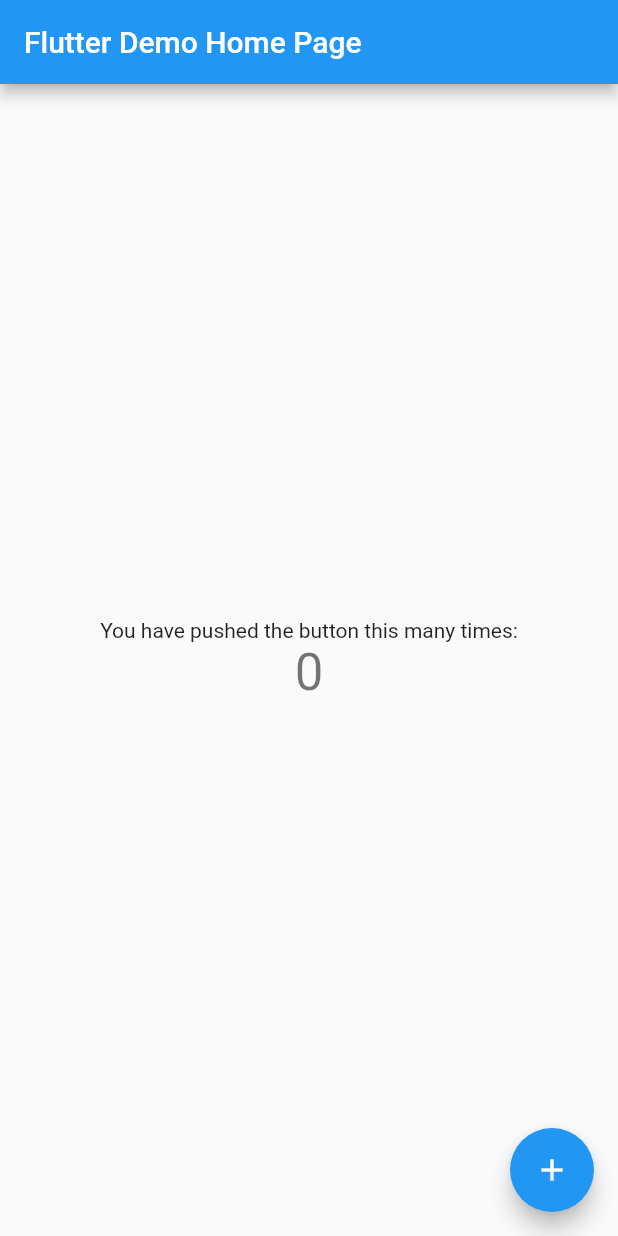
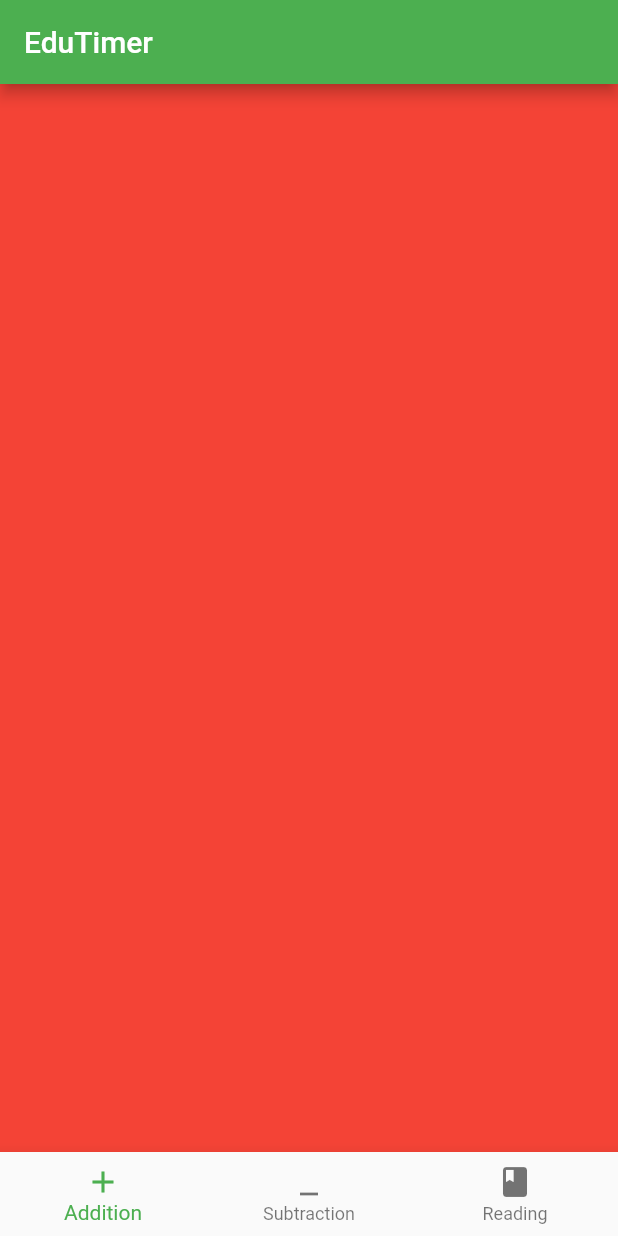
Before and after one commit to kevinmarathon2/flutter-educate-app, a Flutter app: the screen it shows after launch, on a phone screen of 412 x 824 dp. Run offline on Flutter 3.47's test engine with Material 2 defaults, Android fonts, the phone set to English and light mode, and no system bars.

Commit message:
Setting up pages for different uses

```diff
--- a/lib/main.dart
+++ b/lib/main.dart
@@ -9,35 +9,15 @@ class MyApp extends StatelessWidget {
   @override
   Widget build(BuildContext context) {
     return new MaterialApp(
-      title: 'Flutter Demo',
-      theme: new ThemeData(
-        // This is the theme of your application.
-        //
-        // Try running your application with "flutter run". You'll see
-        // the application has a blue toolbar. Then, without quitting
-        // the app, try changing the primarySwatch below to Colors.green
-        // and then invoke "hot reload" (press "r" in the console where
-        // you ran "flutter run", or press Run > Hot Reload App in
-        // IntelliJ). Notice that the counter didn't reset back to zero;
-        // the application is not restarted.
-        primarySwatch: Colors.blue,
-      ),
-      home: new MyHomePage(title: 'Flutter Demo Home Page'),
+      title: 'EduTimer',
+      theme: new ThemeData(primarySwatch: Colors.green),
+      home: new MyHomePage(title: 'EduTimer'),
     );
   }
 }
 
 class MyHomePage extends StatefulWidget {
   MyHomePage({Key key, this.title}) : super(key: key);
-
-  // This widget is the home page of your application. It is stateful,
-  // meaning that it has a State object (defined below) that contains
-  // fields that affect how it looks.
-
-  // This class is the configuration for the state. It holds the
-  // values (in this case the title) provided by the parent (in this
-  // case the App widget) and used by the build method of the State.
-  // Fields in a Widget subclass are always marked "final".
 
   final String title;
 
@@ -46,71 +26,57 @@ class MyHomePage extends StatefulWidget {
 }
 
 class _MyHomePageState extends State<MyHomePage> {
-  int _counter = 0;
+int _page =0;
+  PageController _pageController;
 
-  void _incrementCounter() {
+  @override
+  Widget build(BuildContext context) {
+    return new Scaffold(
+      appBar: new AppBar(
+        title: new Text(widget.title),
+      ),
+      body: new PageView(children: [
+        new Container(color: Colors.red),
+        new Container(color: Colors.blue),
+        new Container(color: Colors.grey)
+      ], controller: _pageController, onPageChanged: onPageChanged),
+      bottomNavigationBar: new BottomNavigationBar(
+        items: [
+          new BottomNavigationBarItem(
+              icon: new Icon(Icons.add), title: new Text("Addition")),
+          new BottomNavigationBarItem(
+              icon: new Icon(Icons.minimize), title: new Text("Subtraction")),
+          new BottomNavigationBarItem(
+              icon: new Icon(Icons.book), title: new Text("Reading"))
+        ],
+        onTap: navigationTapped,
+        currentIndex: _page,
+      ), // This trailing comma makes auto-formatting nicer for build methods.
+    );
+  }
+
+  void navigationTapped(int page) {
+    // Animating to the page.
+    // You can use whatever duration and curve you like
+    _pageController.animateToPage(page,
+        duration: const Duration(milliseconds: 300), curve: Curves.ease);
+  }
+
+  void onPageChanged(int page) {
     setState(() {
-      // This call to setState tells the Flutter framework that
-      // something has changed in this State, which causes it to rerun
-      // the build method below so that the display can reflect the
-      // updated values. If we changed _counter without calling
-      // setState(), then the build method would not be called again,
-      // and so nothing would appear to happen.
-      _counter++;
+      this._page = page;
     });
   }
 
   @override
-  Widget build(BuildContext context) {
-    // This method is rerun every time setState is called, for instance
-    // as done by the _incrementCounter method above.
-    // The Flutter framework has been optimized to make rerunning
-    // build methods fast, so that you can just rebuild anything that
-    // needs updating rather than having to individually change
-    // instances of widgets.
-    return new Scaffold(
-      appBar: new AppBar(
-        // Here we take the value from the MyHomePage object that
-        // was created by the App.build method, and use it to set
-        // our appbar title.
-        title: new Text(widget.title),
-      ),
-      body: new Center(
-        // Center is a layout widget. It takes a single child and
-        // positions it in the middle of the parent.
-        child: new Column(
-          // Column is also layout widget. It takes a list of children
-          // and arranges them vertically. By default, it sizes itself
-          // to fit its children horizontally, and tries to be as tall
-          // as its parent.
-          //
-          // Invoke "debug paint" (press "p" in the console where you
-          // ran "flutter run", or select "Toggle Debug Paint" from the
-          // Flutter tool window in IntelliJ) to see the wireframe for
-          // each widget.
-          //
-          // Column has various properties to control how it sizes
-          // itself and how it positions its children. Here we use
-          // mainAxisAlignment to center the children vertically; the
-          // main axis here is the vertical axis because Columns are
-          // vertical (the cross axis would be horizontal).
-          mainAxisAlignment: MainAxisAlignment.center,
-          children: <Widget>[
-            new Text(
-              'You have pushed the button this many times:',
-            ),
-            new Text(
-              '${_counter}',
-              style: Theme.of(context).textTheme.display1,
-            ),
-          ],
-        ),
-      ),
-      floatingActionButton: new FloatingActionButton(
-        onPressed: _incrementCounter,
-        tooltip: 'Increment',
-        child: new Icon(Icons.add),
-      ), // This trailing comma makes auto-formatting nicer for build methods.
-    );
+  void initState() {
+    super.initState();
+    _pageController = new PageController();
+  }
+
+  @override
+  void dispose() {
+    super.dispose();
+    _pageController.dispose();
   }
 }
```
